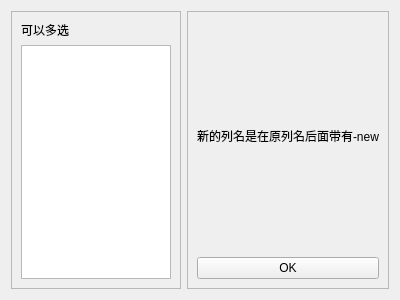
Qt form SciTools2/popup/clean/uipy/copy_column.ui (xihuyu20000/learn-python) before a commit.
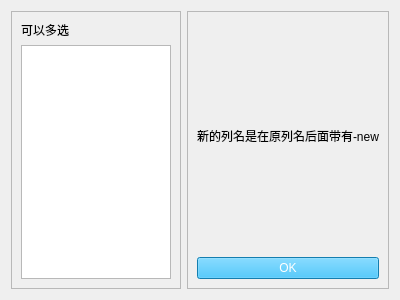
The same form after that commit.

The edit to the form file:
```diff
--- a/SciTools2/popup/clean/uipy/copy_column.ui
+++ b/SciTools2/popup/clean/uipy/copy_column.ui
@@ -58,6 +58,9 @@
       </item>
       <item>
        <widget class="QPushButton" name="pushButton">
+        <property name="styleSheet">
+         <string notr="true">color: rgb(255, 255, 255); background-color: rgb(28, 177, 245);</string>
+        </property>
         <property name="text">
          <string>OK</string>
         </property>
```
